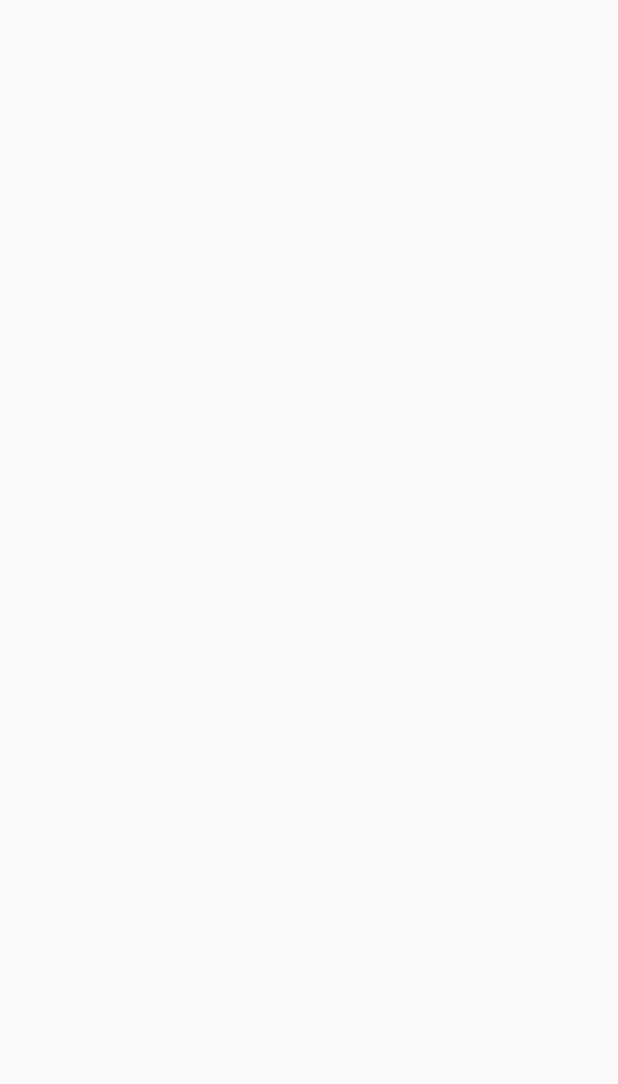
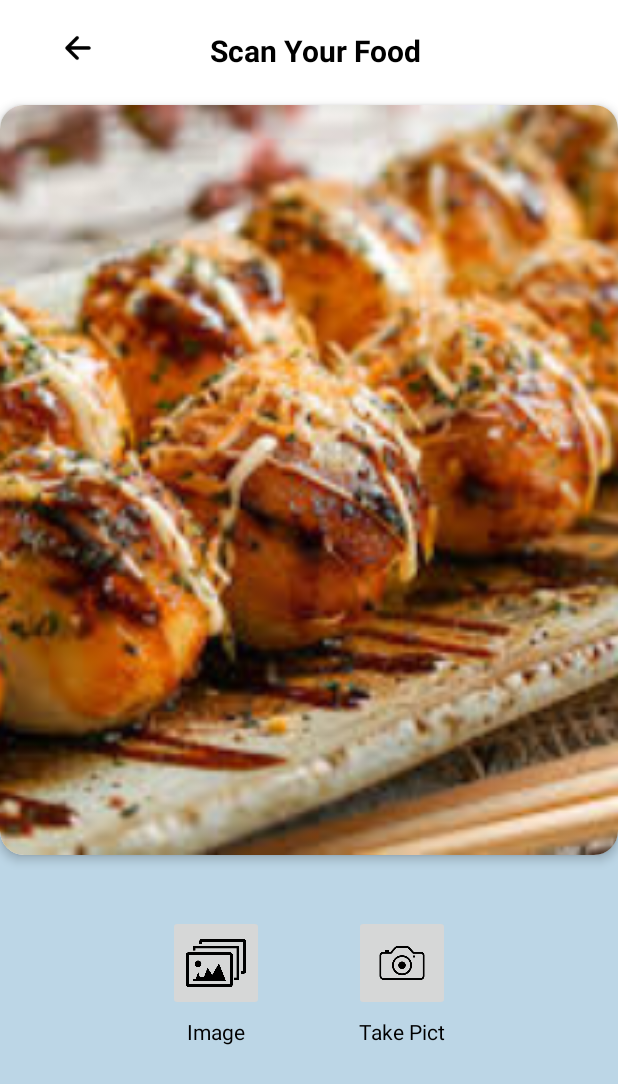
Before and after one commit to anggiiqna/polafit-mobile-development, an Android app built with Jetpack Compose: the ScanActivity screen opened directly, with no data from a screen before it, on a phone screen of 412 x 824 dp. Before the commit the part shown is empty. Shown: the top 1084 px of the screen. Run offline under Robolectric (Android 15) with nearby library versions, the phone set to English and light mode, and no system bars.

Commit message:
update scan food -v1

```diff
--- /dev/null
+++ b/app/src/main/res/drawable/rounded_background.xml
@@ -0,0 +1,5 @@
+<?xml version="1.0" encoding="utf-8"?>
+<shape xmlns:android="http://schemas.android.com/apk/res/android">
+    <solid android:color="#F5F5F5" />
+    <corners android:radius="8dp" />
+</shape>
--- /dev/null
+++ b/app/src/main/res/drawable/rounded_image_background.xml
@@ -0,0 +1,5 @@
+<?xml version="1.0" encoding="utf-8"?>
+<shape xmlns:android="http://schemas.android.com/apk/res/android">
+    <corners android:radius="8dp" />
+    <solid android:color="#F5F5F5" />
+</shape>
--- a/app/src/main/res/layout/activity_scan.xml
+++ b/app/src/main/res/layout/activity_scan.xml
@@ -1,6 +1,111 @@
 <?xml version="1.0" encoding="utf-8"?>
-<androidx.constraintlayout.widget.ConstraintLayout xmlns:android="http://schemas.android.com/apk/res/android"
+<RelativeLayout xmlns:android="http://schemas.android.com/apk/res/android"
     android:layout_width="match_parent"
-    android:layout_height="match_parent">
+    android:layout_height="match_parent"
+    xmlns:app="http://schemas.android.com/apk/res-auto"
+    android:background="@drawable/bg2">
 
-</androidx.constraintlayout.widget.ConstraintLayout>
+    <!-- Profile Image -->
+
+    <ImageView
+        android:id="@+id/icon_back"
+        android:layout_width="24dp"
+        android:layout_height="24dp"
+        android:layout_alignParentStart="true"
+        android:layout_marginStart="40dp"
+        android:layout_marginTop="20dp"
+        android:contentDescription="Back Icon"
+        android:src="@drawable/ic_back_arrow" />
+
+
+    <TextView
+        android:id="@+id/tv_food_scan"
+        android:layout_width="wrap_content"
+        android:layout_height="wrap_content"
+        android:layout_marginStart="140dp"
+        android:layout_marginTop="20dp"
+        android:gravity="center"
+        android:text="Scan Your Food"
+        android:textColor="#000000"
+        android:textSize="20sp"
+        android:textStyle="bold" />
+
+    <androidx.cardview.widget.CardView
+        android:layout_width="match_parent"
+        android:layout_marginStart="0dp"
+        android:layout_height="500dp"
+        app:cardCornerRadius="16dp"
+        app:cardElevation="4dp"
+        android:layout_centerHorizontal="true"
+        android:layout_marginTop="70dp">
+
+        <ImageView
+            android:id="@+id/food_image"
+            android:layout_width="match_parent"
+            android:layout_height="match_parent"
+            android:scaleType="centerCrop"
+            android:src="@drawable/food" />
+    </androidx.cardview.widget.CardView>
+
+    <!-- Horizontal Layout for Buttons -->
+    <LinearLayout
+        android:layout_width="wrap_content"
+        android:layout_height="wrap_content"
+        android:layout_centerHorizontal="true"
+        android:layout_marginTop="610dp"
+        android:orientation="horizontal">
+
+        <!-- Button to Open File -->
+        <LinearLayout
+            android:layout_width="wrap_content"
+            android:layout_height="wrap_content"
+            android:layout_marginEnd="60dp"
+            android:orientation="vertical">
+
+            <ImageButton
+                android:id="@+id/btnOpenFile"
+                android:layout_width="64dp"
+                android:layout_height="64dp"
+                android:contentDescription="Open File"
+                android:scaleType="fitCenter"
+                android:src="@drawable/ic_folder" />
+
+            <TextView
+                android:id="@+id/tv_open_file"
+                android:layout_width="wrap_content"
+                android:layout_height="wrap_content"
+                android:layout_gravity="center"
+                android:layout_marginTop="4dp"
+                android:text="Image"
+                android:textColor="#000000"
+                android:textSize="14sp" />
+        </LinearLayout>
+
+        <!-- Button to Take Picture -->
+        <LinearLayout
+            android:layout_width="wrap_content"
+            android:layout_height="wrap_content"
+            android:orientation="vertical">
+
+            <ImageButton
+                android:id="@+id/btnTakePicture"
+                android:layout_width="64dp"
+                android:layout_height="64dp"
+                android:contentDescription="Take Picture"
+                android:scaleType="fitCenter"
+                android:src="@drawable/ic_camera" />
+
+            <TextView
+                android:id="@+id/tv_take_picture"
+                android:layout_width="wrap_content"
+                android:layout_height="wrap_content"
+                android:layout_gravity="center"
+                android:layout_marginTop="4dp"
+                android:text="Take Pict"
+                android:textColor="#000000"
+                android:textSize="14sp" />
+        </LinearLayout>
+
+    </LinearLayout>
+
+</RelativeLayout>
```
Also changed, not shown: app/src/main/res/drawable/circle_background.xml (added, +15 -0 lines), app/src/main/res/layout/activity_food_result.xml (added, +379 -0 lines), app/src/main/res/drawable/food.jpg (added), app/src/main/res/drawable/ic_calories.png (added), app/src/main/res/drawable/ic_camera.png (added), app/src/main/res/drawable/ic_carbo.png (added), app/src/main/res/drawable/ic_fat.png (added), app/src/main/res/drawable/ic_fiber.png (added), app/src/main/res/drawable/ic_folder.png (added), app/src/main/res/drawable/ic_protein.png (added), app/src/main/res/drawable/ic_sugar.png (added), app/src/main/res/drawable/serving_size.png (added).
